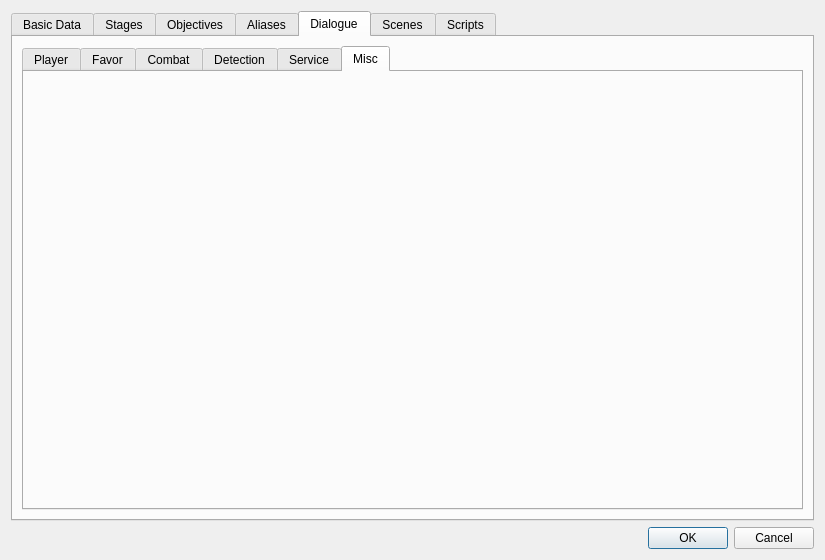
Old version of the form native/src/DovahKit/ui/form_windows/quest.ui in the repository DavidJCobb/DovahKit.
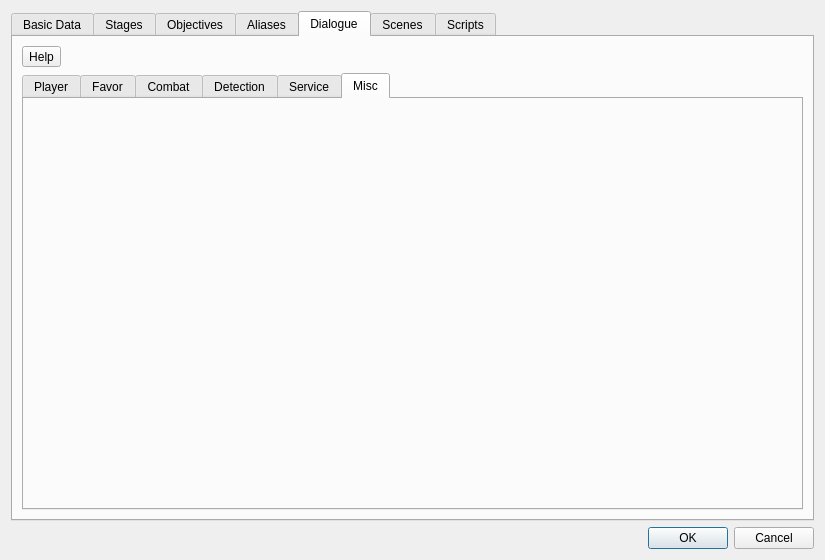
New version of the form. The open tabs and pages were chosen to show the change. Custom widgets are drawn as their Qt base class.

Commit message:
Started work on quest/dialogue UI
Wrote a skeletal QuestAllDialogueModel and came up with a plan for the UI.

Diff of the .ui file:
```diff
--- a/native/src/DovahKit/ui/form_windows/quest.ui
+++ b/native/src/DovahKit/ui/form_windows/quest.ui
@@ -296,7 +296,7 @@
        <string>Dialogue</string>
       </attribute>
       <layout class="QGridLayout" name="gridLayout_5">
-       <item row="0" column="0">
+       <item row="1" column="0">
         <widget class="QTabWidget" name="dialogueTabbox">
          <property name="currentIndex">
           <number>0</number>
@@ -333,6 +333,24 @@
          </widget>
         </widget>
        </item>
+       <item row="0" column="0">
+        <widget class="QToolButton" name="buttonDialogueHelp">
+         <property name="sizePolicy">
+          <sizepolicy hsizetype="Maximum" vsizetype="Fixed">
+           <horstretch>0</horstretch>
+           <verstretch>0</verstretch>
+          </sizepolicy>
+         </property>
+         <property name="whatsThis">
+          <string>&lt;p&gt;In Bethesda's RPG engine, all dialogue is grouped under quests, and dialogue will only be used while the containing quest is running. This is a convenient way to scope quest-specific dialogue to the quest in question, and when general-purpose dialogue needs to be implemented, it can just be placed in an unmarked quest that is always active.&lt;/p&gt;
+&lt;p&gt;For conversations between the player and an NPC, &quot;topics&quot; are things that the player can say to an NPC, and &quot;topic infos&quot; are responses that the NPC can give. (If these names seem strange, then imagine walking up to someone and asking them to teach you about the place they live in: you ask about a topic and they give you some info.) Topics in a conversation are grouped into &quot;branches,&quot; with each branch having a starting topic.&lt;/p&gt;
+&lt;p&gt;The dialogue system also handles lines that an NPC may say spontaneously, such as greetings to nearby actors, combat barks, and reactions to various player or actor behaviors occurring nearby (e.g. dropping items, jumping on tables, committing crimes, et cetera). For these lines, branches are not used, and each of the hardcoded situations that an NPC can remark on can be given one dedicated topic per quest.&lt;/p&gt;</string>
+         </property>
+         <property name="text">
+          <string>Help</string>
+         </property>
+        </widget>
+       </item>
       </layout>
      </widget>
      <widget class="QWidget" name="tabScenes">
@@ -355,6 +373,11 @@
    <extends>QWidget</extends>
    <header>widgets/DKFormListPane.h</header>
   </customwidget>
+  <customwidget>
+   <class>DKPapyrusBoundScriptListPane</class>
+   <extends>QWidget</extends>
+   <header>widgets/DKPapyrusBoundScriptListPane.h</header>
+  </customwidget>
   <customwidget>
    <class>DKConditionList</class>
    <extends>QWidget</extends>
```
Left out of the diff: 9 changed lines with no effect on the pictures. The commit also changes 15 other files.
